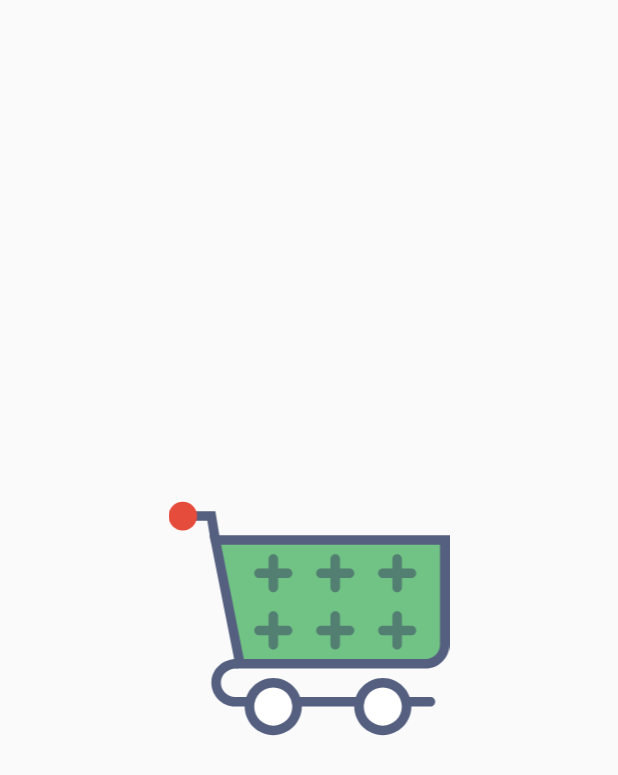
After one commit to anand-010/Order_server, an Android app: the layout splashscreen.xml on its own in the app's theme, with its tools: preview values and no code run, on a phone screen of 412 x 824 dp. The commit adds this screen. Shown: the top 775 px of the screen. Run offline under Robolectric (Android 15) with nearby library versions, the phone set to English and light mode, and no system bars.

Commit message:
some edits

```diff
--- a/app/src/main/AndroidManifest.xml
+++ b/app/src/main/AndroidManifest.xml
@@ -16,7 +16,7 @@
         android:roundIcon="@mipmap/ic_launcher_round"
         android:supportsRtl="true"
         android:theme="@style/AppTheme">
-        <activity android:name=".jkl">
+        <activity android:name=".splash">
             <intent-filter>
                 <action android:name="android.intent.action.MAIN" />
 
@@ -29,6 +29,7 @@
         <activity android:name=".serch" />
         <activity android:name=".cookiecutter"/>
         <activity android:name=".orderactivity"/>
+        <activity android:name=".jkl"/>
     </application>
 
 </manifest>
--- /dev/null
+++ b/app/src/main/res/layout/splashscreen.xml
@@ -0,0 +1,21 @@
+<?xml version="1.0" encoding="utf-8"?>
+<android.support.constraint.ConstraintLayout xmlns:android="http://schemas.android.com/apk/res/android"
+    xmlns:app="http://schemas.android.com/apk/res-auto"
+    xmlns:tools="http://schemas.android.com/tools"
+    android:orientation="vertical" android:layout_width="match_parent"
+    android:layout_height="match_parent">
+
+    <ImageView
+        android:id="@+id/imageView2"
+        android:layout_width="204dp"
+        android:layout_height="187dp"
+        app:srcCompat="@drawable/cart"
+        app:layout_constraintTop_toTopOf="parent"
+        android:layout_marginTop="8dp"
+        android:layout_marginLeft="8dp"
+        app:layout_constraintLeft_toLeftOf="parent"
+        android:layout_marginRight="8dp"
+        app:layout_constraintRight_toRightOf="parent"
+        app:layout_constraintBottom_toBottomOf="parent"
+        android:layout_marginBottom="8dp" />
+</android.support.constraint.ConstraintLayout>
```
Also changed, not shown: app/src/main/java/com/android/order_ser/helperclassess/userdatas.java (+14 -6 lines), app/src/main/java/com/android/order_ser/orderactivity.java (+76 -6 lines), app/src/main/java/com/android/order_ser/orderpageadapter.java (+11 -2 lines), app/src/main/java/com/android/order_ser/splash.java (added, +33 -0 lines).
